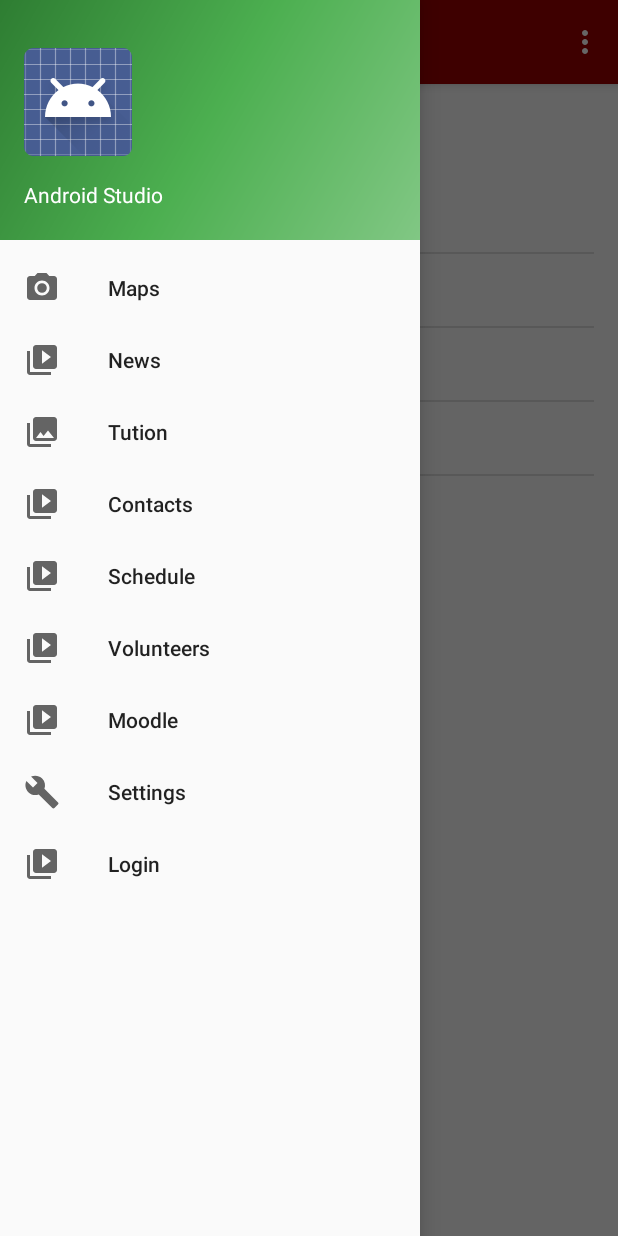
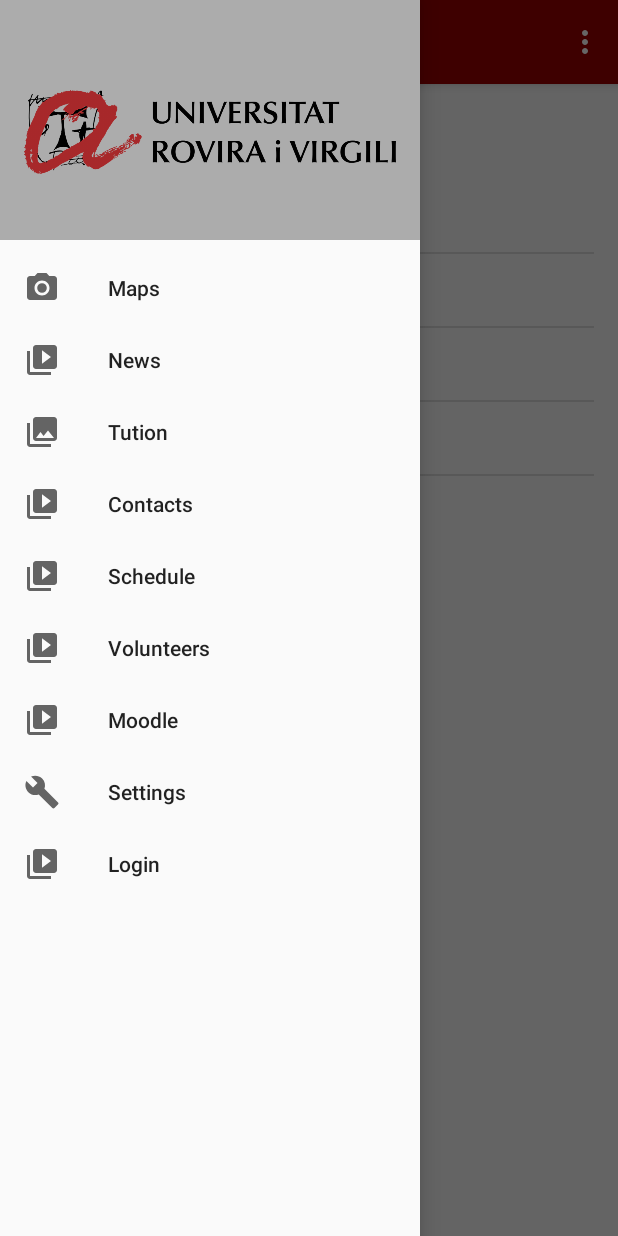
Before and after one commit to CodeathonURV/codeathonurv2016_LoremIpsum, an Android app: the Contacts screen opened directly, with no data from a screen before it, with the side drawer open, on a phone screen of 412 x 824 dp. Run offline under Robolectric (Android 15) with nearby library versions, the phone set to English and light mode, and no system bars.

Commit message:
nav headers actualizados

```diff
--- a/app/src/main/res/layout/nav_header_contacts.xml
+++ b/app/src/main/res/layout/nav_header_contacts.xml
@@ -2,7 +2,7 @@
 <LinearLayout xmlns:android="http://schemas.android.com/apk/res/android"
     android:layout_width="match_parent"
     android:layout_height="@dimen/nav_header_height"
-    android:background="@drawable/side_nav_bar"
+    android:background="#acacac"
     android:gravity="bottom"
     android:orientation="vertical"
     android:paddingBottom="@dimen/activity_vertical_margin"
@@ -16,19 +16,7 @@
         android:layout_width="wrap_content"
         android:layout_height="wrap_content"
         android:paddingTop="@dimen/nav_header_vertical_spacing"
-        android:src="@android:drawable/sym_def_app_icon" />
-
-    <TextView
-        android:layout_width="match_parent"
-        android:layout_height="wrap_content"
-        android:paddingTop="@dimen/nav_header_vertical_spacing"
-        android:text="Android Studio"
-        android:textAppearance="@style/TextAppearance.AppCompat.Body1" />
-
-    <TextView
-        android:id="@+id/textView"
-        android:layout_width="wrap_content"
-        android:layout_height="wrap_content"
-        android:text="android.studio@android.com" />
+        android:src="@drawable/urv_logo"
+        android:contentDescription="" />
 
 </LinearLayout>
```
Also changed, not shown: app/src/main/res/layout/nav_header_tution.xml (+3 -15 lines), app/src/main/res/layout/nav_header_useful__information.xml (+3 -15 lines), app/src/main/res/layout/nav_header_volunteers.xml (+3 -15 lines).
